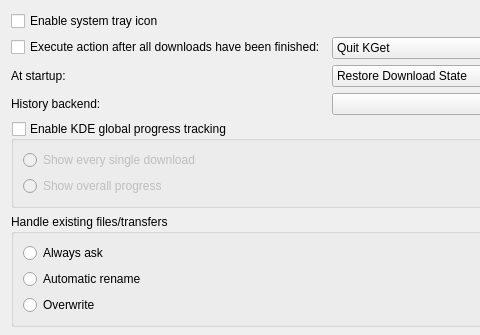
Qt form conf/dlgadvanced.ui (KDE/kget) before a commit; both pictures show x 0 to 480 and y 0 to 335 of the 585 by 443 pixel window.
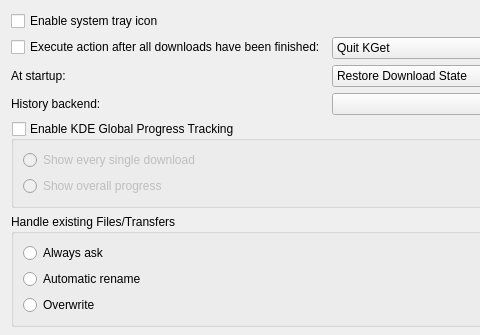
The same form after that commit. Custom widgets are drawn as their Qt base class.

Patch:
```diff
--- a/conf/dlgadvanced.ui
+++ b/conf/dlgadvanced.ui
@@ -77,7 +77,7 @@
    <item>
     <widget class="QGroupBox" name="kcfg_EnableKUIServerIntegration">
      <property name="title">
-      <string>Enable KDE global progress tracking</string>
+      <string>Enable KDE Global Progress Tracking</string>
      </property>
      <property name="checkable">
       <bool>true</bool>
@@ -106,7 +106,7 @@
    <item>
     <widget class="QGroupBox" name="groupBox_2">
      <property name="title">
-      <string>Handle existing files/transfers</string>
+      <string>Handle existing Files/Transfers</string>
      </property>
      <layout class="QVBoxLayout" name="verticalLayout_2">
       <item>
```
